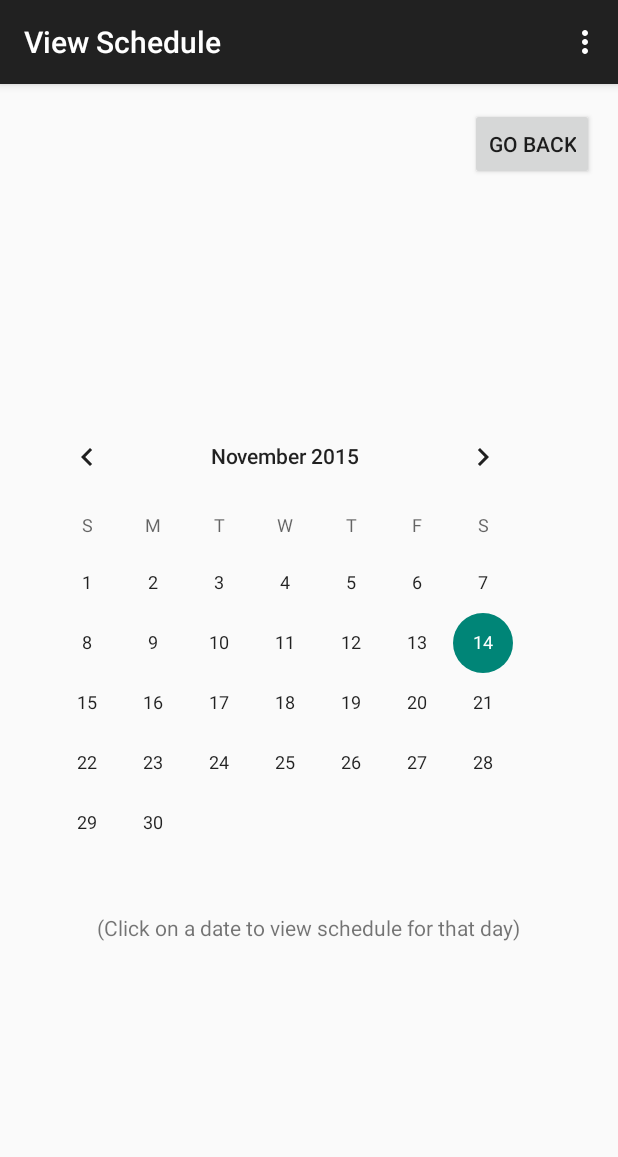
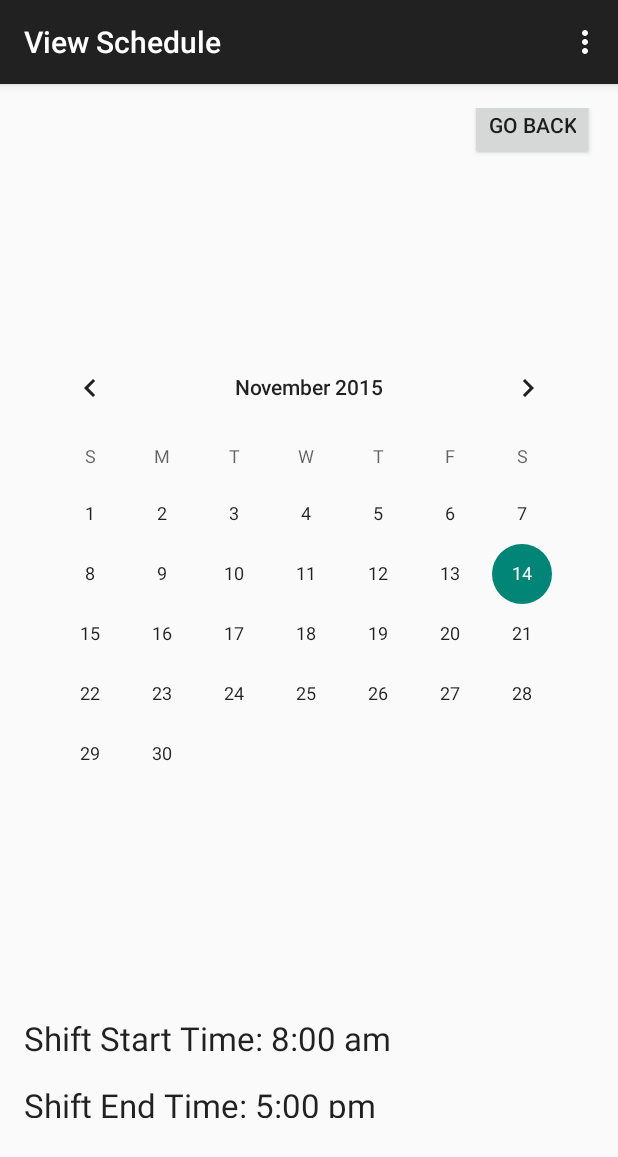
Before and after one commit to ddave2122/Group6, an Android app: the ViewScheduleActivity screen opened directly, with no data from a screen before it, on a phone screen of 412 x 824 dp. Shown: the top 1157 px of the screen. Run offline under Robolectric (Android 15) with nearby library versions, the light colour scheme and no system bars.

Commit message:
Resolving conflicts

```diff
--- a/ClockingApp/app/src/main/java/com/example/mschyb/clockingapp/ScheduleDateActivity.java
+++ b/ClockingApp/app/src/main/java/com/example/mschyb/clockingapp/ScheduleDateActivity.java
@@ -65,7 +65,7 @@ public class ScheduleDateActivity extends AppCompatActivity {
            //hard coding id until login set id is finished
            // Config.setUserId(2);
 
-            times =new  Utilities().getSchedule(Config.getUserId(),sDate,eDate);//SaveSharedPreference.getUserID(getApplicationContext()), sDate,eDate);
+//            times = new  Utilities().getSchedule(Config.getUserId(),sDate,eDate);//SaveSharedPreference.getUserID(getApplicationContext()), sDate,eDate);
 
             if(times!=null) {
 
--- a/ClockingApp/app/src/main/java/com/example/mschyb/clockingapp/Transporter.java
+++ b/ClockingApp/app/src/main/java/com/example/mschyb/clockingapp/Transporter.java
@@ -24,10 +24,17 @@ public class Transporter extends AsyncTask<String, String, String>{
         {
             URL url = new URL(uri[0]);
             Map<String,Object> params = new LinkedHashMap<>();
+
             for(String item : uri[2].split("&"))
             {
                 params.put(item.split("=")[0], item.split("=")[1]);
             }
+
+            if(uri[1].equals("GET"))
+            {
+                //TODO
+            }
+
 
             StringBuilder postData = new StringBuilder();
             for (Map.Entry<String,Object> param : params.entrySet()) {
--- a/ClockingApp/app/src/main/res/layout/activity_view_schedule.xml
+++ b/ClockingApp/app/src/main/res/layout/activity_view_schedule.xml
@@ -1,19 +1,91 @@
-<RelativeLayout xmlns:android="http://schemas.android.com/apk/res/android"
-    xmlns:tools="http://schemas.android.com/tools" android:layout_width="match_parent"
-    android:layout_height="match_parent" android:paddingLeft="@dimen/activity_horizontal_margin"
+<LinearLayout xmlns:android="http://schemas.android.com/apk/res/android"
+    xmlns:tools="http://schemas.android.com/tools"
+    android:paddingLeft="@dimen/activity_horizontal_margin"
     android:paddingRight="@dimen/activity_horizontal_margin"
     android:paddingTop="@dimen/activity_vertical_margin"
     android:paddingBottom="@dimen/activity_vertical_margin"
     tools:context="com.example.mschyb.clockingapp.ViewScheduleActivity"
-    android:clickable="true">
+    android:clickable="true"
+    android:orientation="vertical"
+    android:layout_width="match_parent"
+    android:layout_height="match_parent"
+    android:gravity="center">
+
+
+    <GridLayout
+        android:orientation="horizontal"
+        android:layout_width="match_parent"
+        android:layout_height="match_parent"
+        android:layout_gravity="bottom"
+        android:rowCount="5"
+        android:columnCount="1">
+
+        <FrameLayout
+            android:layout_width="match_parent"
+            android:layout_height="match_parent"
+
+            android:id="@+id/frameLayout"
+            android:layout_alignEnd="@+id/backButton"
+            android:layout_below="@+id/backButton">
+
+            <TableLayout
+                android:layout_width="match_parent"
+                android:layout_height="98dp"
+                android:layout_gravity="bottom|center_horizontal">
+
+                <TextView
+                    android:layout_width="wrap_content"
+                    android:layout_height="wrap_content"
+                    android:textAppearance="?android:attr/textAppearanceLarge"
+                    android:text="Shift Start Time: 8:00 am"
+                    android:id="@+id/textView8"
+                    android:layout_centerHorizontal="true"
+                    android:layout_marginTop="30dp"
+                    android:layout_below="@+id/dateText"
+                    android:layout_gravity="center_horizontal|bottom" />
+
+                <TextView
+                    android:layout_width="wrap_content"
+                    android:layout_height="wrap_content"
+                    android:textAppearance="?android:attr/textAppearanceLarge"
+                    android:text="Shift End Time: 5:00 pm"
+                    android:id="@+id/textView9"
+                    android:layout_below="@+id/startTimeText"
+                    android:layout_marginTop="15dp"
+                    android:layout_centerHorizontal="true"
+                    android:layout_gravity="center_horizontal|bottom"
+                    android:layout_column="17" />
 
                 <TextView
                     android:text="(Click on a date to view schedule for that day)"
-        android:layout_width="wrap_content"
-        android:layout_height="wrap_content"
+                    android:layout_width="343dp"
+                    android:gravity="center"
+                    android:layout_height="60dp"
                     android:id="@+id/directions"
-        android:layout_below="@+id/calendarView"
-        android:layout_centerHorizontal="true" />
+
+                    android:layout_centerHorizontal="true"
+                    android:layout_marginTop="35dp"
+                    android:layout_gravity="top|center"
+                    android:layout_marginBottom="100dp"
+                    android:layout_column="10" />
+
+            </TableLayout>
+
+            <FrameLayout
+                android:layout_width="match_parent"
+                android:layout_height="20dp"
+                android:layout_gravity="right|top"
+                android:id="@+id/bottomFrameLayout">
+
+            </FrameLayout>
+
+            <CalendarView
+                android:layout_width="match_parent"
+                android:layout_height="305dp"
+                android:id="@+id/calendarView"
+                android:layout_alignParentTop="true"
+                android:layout_alignStart="@+id/frameLayout"
+                android:layout_gravity="center" />
 
             <Button
                 style="?android:attr/buttonStyleSmall"
@@ -22,15 +94,23 @@
                 android:text="Go Back"
                 android:id="@+id/backButton"
                 android:layout_alignParentTop="true"
-        android:layout_alignParentEnd="true" />
+                android:layout_alignParentEnd="true"
+                android:layout_gravity="right"
+                android:layout_marginTop="50dp" />
 
-    <CalendarView
+        </FrameLayout>
+
+    </GridLayout>
+
+    <TextView
         android:layout_width="wrap_content"
         android:layout_height="wrap_content"
-        android:id="@+id/calendarView"
-        android:layout_centerVertical="true"
-        android:layout_alignParentStart="true"
-        android:clickable="false"
-        android:contextClickable="false" />
+        android:textAppearance="?android:attr/textAppearanceLarge"
+        android:text="October 25, 2015"
+        android:id="@+id/textView"
+        android:layout_alignParentTop="true"
+        android:layout_centerHorizontal="true"
+        android:layout_marginTop="125dp"
+        android:textSize="32dp" />
 
-</RelativeLayout>
+</LinearLayout>
```
Also changed, not shown: ClockingApp/app/src/main/AndroidManifest.xml (+6 -4 lines), ClockingApp/app/src/main/java/com/example/mschyb/clockingapp/Calendar.java (added, +13 -0 lines), ClockingApp/app/src/main/java/com/example/mschyb/clockingapp/Utilities.java (+15 -15 lines), ClockingApp/app/src/main/java/com/example/mschyb/clockingapp/ViewScheduleActivity.java (+33 -9 lines), ClockingApp/app/src/main/res/layout/activity_calendar.xml (added, +19 -0 lines). Lines whose indentation alone changed are shown as unchanged.
